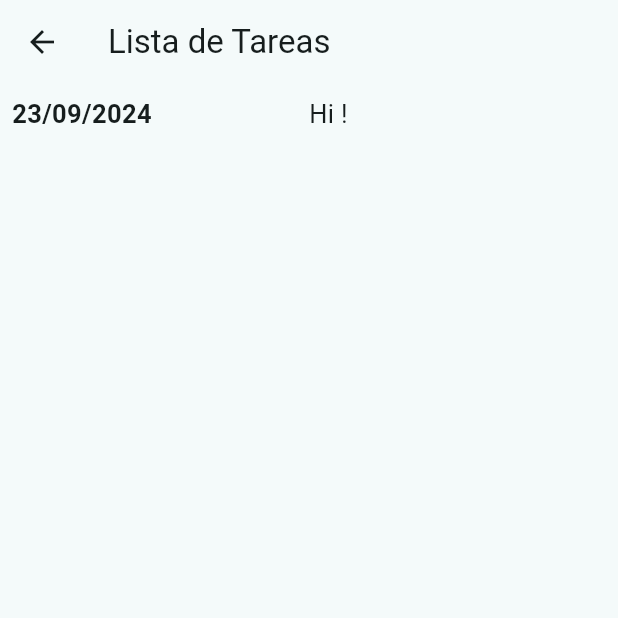
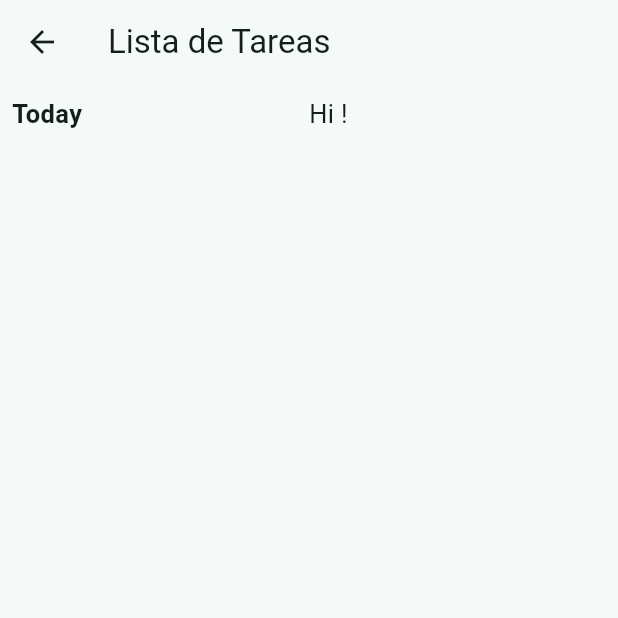
Before and after one commit to wilsone24/My-Best-Self, a Flutter app: the Homepage screen opened by its route, on a phone screen of 412 x 824 dp, the top half of it. Run offline on Flutter 3.47's test engine with Material 3 defaults, Android fonts, the phone set to English and light mode, and no system bars; our stand-ins replace get.

Commit message:
Update Controllers

```diff
--- a/lib/main.dart
+++ b/lib/main.dart
@@ -1,5 +1,8 @@
 import 'package:flutter/material.dart';
 import 'package:get/get.dart';
+import 'package:my_best_self/ui/controllers/date_controller.dart';
+import 'package:my_best_self/ui/controllers/task_controller.dart';
+import 'package:my_best_self/ui/controllers/user_controller.dart';
 import 'package:my_best_self/ui/pages/homepage.dart';
 import 'package:my_best_self/ui/pages/login_page.dart';
 import 'package:my_best_self/ui/pages/profile_page.dart';
@@ -8,6 +11,9 @@ import 'package:my_best_self/ui/pages/template_page.dart';
 /* import 'package:my_best_self/ui/pages/login_page.dart'; */
 
 void main() {
+  Get.put(DateController());
+  Get.put(TaskController());
+  Get.put(UserController());
   runApp(const MyApp());
 }
 
--- a/lib/ui/controllers/date_controller.dart
+++ b/lib/ui/controllers/date_controller.dart
@@ -2,13 +2,11 @@ import 'package:get/get.dart';
 import 'package:intl/intl.dart';
 
 class DateController extends GetxController {
-  var currentDate = DateTime.now().obs;
+  final _currentDate = DateTime.now().obs;
 
-  String getCurrentDate() {
-    return DateFormat('dd/MM/yyyy').format(currentDate.value);
-  }
+  String getCurrentDate() => DateFormat('dd/MM/yyyy').format(_currentDate.value);
 
-  void changeDay(int days) {
-    currentDate.value = currentDate.value.add(Duration(days: days));
-  }
+  String get currentDate => DateFormat('dd/MM/yyyy').format(_currentDate.value);
+
+  void changeDay(int days) => _currentDate.value = _currentDate.value.add(Duration(days: days));
 }
--- a/lib/ui/controllers/user_controller.dart
+++ b/lib/ui/controllers/user_controller.dart
@@ -1,13 +1,9 @@
 import 'package:get/get.dart';
 
 class UserController extends GetxController {
-  var userName = '';
+  final _userName = ''.obs;
 
-  String getUserName() {
-    return userName;
-  }
+  String get userName => _userName.value;
 
-  void setUserName(String name) {
-    userName = name;
-  }
+  void setUserName(String name) => _userName.value = name;
 }
--- a/lib/ui/pages/homepage.dart
+++ b/lib/ui/pages/homepage.dart
@@ -1,13 +1,11 @@
 import 'package:flutter/material.dart';
 import 'package:get/get.dart';
-import 'package:my_best_self/ui/controllers/date_controller.dart';
 import 'package:my_best_self/ui/controllers/task_controller.dart';
 import 'package:my_best_self/ui/controllers/user_controller.dart';
 
 class Homepage extends StatelessWidget {
-  final UserController userController = Get.put(UserController());
-  final DateController dateController = Get.put(DateController());
-  final TaskController taskController = Get.put(TaskController());
+  final UserController userController = Get.find();
+  final TaskController taskController = Get.find();
 
   Homepage({super.key});
 
@@ -21,22 +19,22 @@ class Homepage extends StatelessWidget {
           children: [
             Row(
               children: [
-                Expanded(
+                const Expanded(
                   child: SizedBox(
                     height: 80,
                     child: Text(
-                      dateController.getCurrentDate(),
-                      style: const TextStyle(
-                          fontWeight: FontWeight.bold, fontSize: 17),
+                      "Today",
+                      style:
+                          TextStyle(fontWeight: FontWeight.bold, fontSize: 17),
                     ),
                   ),
                 ),
                 Expanded(
                   child: SizedBox(
                     height: 80,
-                    child: Text(
-                      "Hi ${userController.getUserName()}!",
-                      style: const TextStyle(fontSize: 17),
+                    child: Obx(
+                      () => Text("Hi ${userController.userName}!",
+                          style: const TextStyle(fontSize: 17)),
                     ),
                   ),
                 ),
--- a/lib/ui/pages/login_page.dart
+++ b/lib/ui/pages/login_page.dart
@@ -5,7 +5,7 @@ import 'package:my_best_self/ui/utils/colors.dart';
 import 'package:my_best_self/ui/widgets/custom_button.dart';
 
 class LoginPage extends StatelessWidget {
-  final UserController userController = Get.put(UserController());
+  final UserController userController = Get.find();
   final TextEditingController textController = TextEditingController();
   final RxString errorMessage = ''.obs;
 
```
Also changed, not shown: lib/ui/controllers/task_controller.dart (+15 -12 lines), lib/ui/pages/profile_page.dart (+12 -12 lines).
